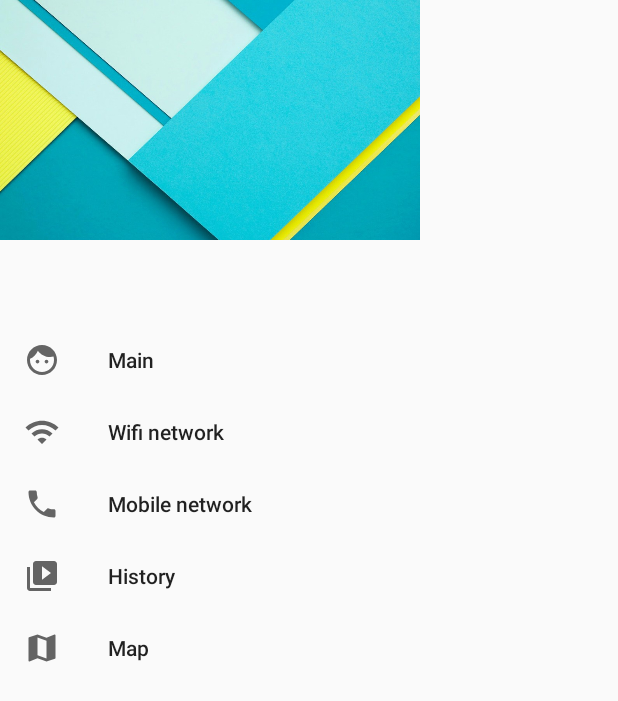
After one commit to PhongHuynh93/Wifi2, an Android app: the layout content_navigationdrawer.xml on its own in the app's theme, with its tools: preview values and no code run, on a phone screen of 412 x 824 dp. The commit adds this screen. Shown: the top 701 px of the screen. Run offline under Robolectric (Android 15) with nearby library versions, the phone set to English and light mode, and no system bars.

Commit message:
feat - add nav bar

```diff
--- /dev/null
+++ b/app/src/main/res/drawable-v21/ic_call_black_24dp.xml
@@ -0,0 +1,9 @@
+<vector xmlns:android="http://schemas.android.com/apk/res/android"
+        android:width="24dp"
+        android:height="24dp"
+        android:viewportWidth="24.0"
+        android:viewportHeight="24.0">
+    <path
+        android:fillColor="@color/grey_light_darker"
+        android:pathData="M6.62,10.79c1.44,2.83 3.76,5.14 6.59,6.59l2.2,-2.2c0.27,-0.27 0.67,-0.36 1.02,-0.24 1.12,0.37 2.33,0.57 3.57,0.57 0.55,0 1,0.45 1,1V20c0,0.55 -0.45,1 -1,1 -9.39,0 -17,-7.61 -17,-17 0,-0.55 0.45,-1 1,-1h3.5c0.55,0 1,0.45 1,1 0,1.25 0.2,2.45 0.57,3.57 0.11,0.35 0.03,0.74 -0.25,1.02l-2.2,2.2z"/>
+</vector>
--- /dev/null
+++ b/app/src/main/res/drawable-v21/ic_face_black_24dp.xml
@@ -0,0 +1,9 @@
+<vector xmlns:android="http://schemas.android.com/apk/res/android"
+        android:width="24dp"
+        android:height="24dp"
+        android:viewportWidth="24.0"
+        android:viewportHeight="24.0">
+    <path
+        android:fillColor="@color/grey_light_darker"
+        android:pathData="M9,11.75c-0.69,0 -1.25,0.56 -1.25,1.25s0.56,1.25 1.25,1.25 1.25,-0.56 1.25,-1.25 -0.56,-1.25 -1.25,-1.25zM15,11.75c-0.69,0 -1.25,0.56 -1.25,1.25s0.56,1.25 1.25,1.25 1.25,-0.56 1.25,-1.25 -0.56,-1.25 -1.25,-1.25zM12,2C6.48,2 2,6.48 2,12s4.48,10 10,10 10,-4.48 10,-10S17.52,2 12,2zM12,20c-4.41,0 -8,-3.59 -8,-8 0,-0.29 0.02,-0.58 0.05,-0.86 2.36,-1.05 4.23,-2.98 5.21,-5.37C11.07,8.33 14.05,10 17.42,10c0.78,0 1.53,-0.09 2.25,-0.26 0.21,0.71 0.33,1.47 0.33,2.26 0,4.41 -3.59,8 -8,8z"/>
+</vector>
--- /dev/null
+++ b/app/src/main/res/drawable-v21/ic_map_black_24dp.xml
@@ -0,0 +1,9 @@
+<vector xmlns:android="http://schemas.android.com/apk/res/android"
+        android:width="24dp"
+        android:height="24dp"
+        android:viewportWidth="24.0"
+        android:viewportHeight="24.0">
+    <path
+        android:fillColor="@color/grey_light_darker"
+        android:pathData="M20.5,3l-0.16,0.03L15,5.1 9,3 3.36,4.9c-0.21,0.07 -0.36,0.25 -0.36,0.48V20.5c0,0.28 0.22,0.5 0.5,0.5l0.16,-0.03L9,18.9l6,2.1 5.64,-1.9c0.21,-0.07 0.36,-0.25 0.36,-0.48V3.5c0,-0.28 -0.22,-0.5 -0.5,-0.5zM15,19l-6,-2.11V5l6,2.11V19z"/>
+</vector>
--- /dev/null
+++ b/app/src/main/res/drawable-v21/ic_menu_slideshow.xml
@@ -0,0 +1,9 @@
+<vector xmlns:android="http://schemas.android.com/apk/res/android"
+        android:width="24dp"
+        android:height="24dp"
+        android:viewportHeight="24.0"
+        android:viewportWidth="24.0">
+    <path
+        android:fillColor="@color/grey_light_darker"
+        android:pathData="M4,6H2v14c0,1.1 0.9,2 2,2h14v-2H4V6zm16,-4H8c-1.1,0 -2,0.9 -2,2v12c0,1.1 0.9,2 2,2h12c1.1,0 2,-0.9 2,-2V4c0,-1.1 -0.9,-2 -2,-2zm-8,12.5v-9l6,4.5 -6,4.5z"/>
+</vector>
--- /dev/null
+++ b/app/src/main/res/layout/content_navigationdrawer.xml
@@ -0,0 +1,11 @@
+<?xml version="1.0" encoding="utf-8"?>
+<android.support.design.widget.NavigationView
+    xmlns:android="http://schemas.android.com/apk/res/android"
+    xmlns:app="http://schemas.android.com/apk/res-auto"
+    android:id="@+id/nav_view"
+    android:layout_width="wrap_content"
+    android:layout_height="match_parent"
+    android:layout_gravity="start"
+    android:fitsSystemWindows="false"
+    app:headerLayout="@layout/nav_header_main"
+    app:menu="@menu/activity_main_drawer"/>
--- /dev/null
+++ b/app/src/main/res/layout/nav_header_main.xml
@@ -0,0 +1,30 @@
+<?xml version="1.0" encoding="utf-8"?>
+<LinearLayout xmlns:android="http://schemas.android.com/apk/res/android"
+              android:layout_width="match_parent"
+              android:layout_height="@dimen/nav_header_height"
+              android:background="@drawable/header_nav"
+              android:gravity="bottom"
+              android:orientation="vertical"
+              android:paddingBottom="@dimen/activity_vertical_margin"
+              android:paddingLeft="@dimen/activity_horizontal_margin"
+              android:paddingRight="@dimen/activity_horizontal_margin"
+              android:paddingTop="@dimen/activity_vertical_margin"
+              android:theme="@style/ThemeOverlay.AppCompat.Dark">
+
+    <!--&lt;!&ndash;Hình đại diện cho mình&ndash;&gt;-->
+    <!--<ImageView-->
+        <!--android:id="@+id/profile_pic"-->
+        <!--android:layout_width="wrap_content"-->
+        <!--android:layout_height="wrap_content"-->
+        <!--android:paddingTop="@dimen/nav_header_vertical_spacing"-->
+        <!--android:src="@android:drawable/sym_def_app_icon"/>-->
+
+    <!--&lt;!&ndash;Tên của mình&ndash;&gt;-->
+    <!--<TextView-->
+        <!--android:layout_width="match_parent"-->
+        <!--android:layout_height="wrap_content"-->
+        <!--android:paddingTop="@dimen/nav_header_vertical_spacing"-->
+        <!--android:text="Android Studio"-->
+        <!--android:textAppearance="@style/TextAppearance.AppCompat.Body1"/>-->
+
+</LinearLayout>
--- /dev/null
+++ b/app/src/main/res/menu/activity_main_drawer.xml
@@ -0,0 +1,34 @@
+<?xml version="1.0" encoding="utf-8"?>
+<menu xmlns:android="http://schemas.android.com/apk/res/android">
+
+    <group android:checkableBehavior="single">
+        <!--wifi-->
+        <item>
+            <menu>
+                <item
+                    android:id="@+id/main"
+                    android:icon="@drawable/ic_face_black_24dp"
+                    android:title="Main"/>
+
+                <item
+                    android:id="@+id/wifi"
+                    android:icon="@drawable/ic_wifi_empty"
+                    android:title="Wifi network"/>
+                <item
+                    android:id="@+id/mobile"
+                    android:icon="@drawable/ic_call_black_24dp"
+                    android:title="Mobile network"/>
+                <item
+                    android:id="@+id/history"
+                    android:icon="@drawable/ic_menu_slideshow"
+                    android:title="History"/>
+                <item
+                    android:id="@+id/map"
+                    android:icon="@drawable/ic_map_black_24dp"
+                    android:title="Map"/>
+            </menu>
+        </item>
+    </group>
+    <!--<group android:checkableBehavior="single">-->
+    <!--</group>-->
+</menu>
--- a/app/src/main/res/values/dimens.xml
+++ b/app/src/main/res/values/dimens.xml
@@ -19,4 +19,7 @@
     <dimen name="space_super_small">2dp</dimen>
     <dimen name="space_smaller">5dp</dimen>
     <dimen name="toolbar_height">80dp</dimen>
+
+    <!--navigation drawer-->
+    <dimen name="nav_header_height">160dp</dimen>
 </resources>
```
Also changed, not shown: app/src/main/java/dhbk/android/wifi2/activities/MainActivity.java (+69 -22 lines), app/src/main/res/layout/activity_main.xml (+14 -3 lines), app/src/main/res/drawable-nodpi/header_nav.jpg (added).
